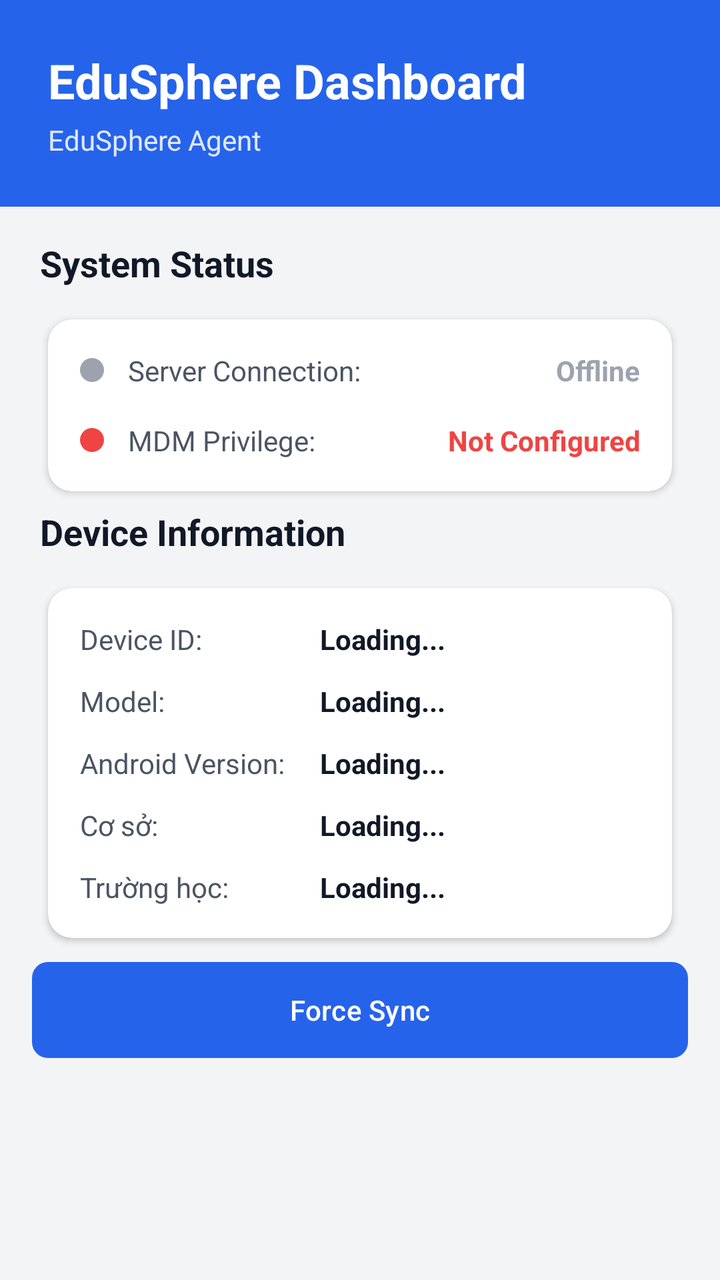
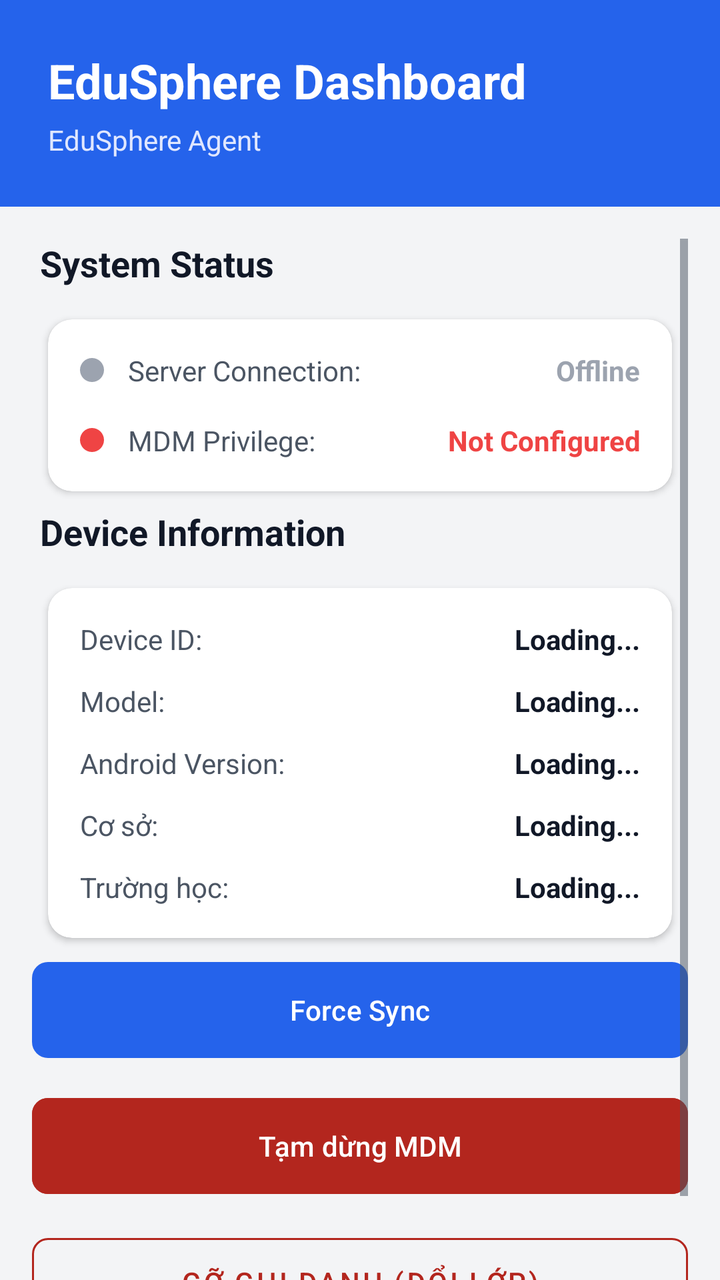

An Android layout rendered at two revisions. The XML below is the earlier revision; the diff shows what the commit changed to produce the second picture.
<!-- AndroidManifest.xml: application theme Theme.EduSphereAgent -->
<!-- res/layout/activity_main.xml -->
<?xml version="1.0" encoding="utf-8"?>
<androidx.constraintlayout.widget.ConstraintLayout xmlns:android="http://schemas.android.com/apk/res/android"
    xmlns:app="http://schemas.android.com/apk/res-auto"
    xmlns:tools="http://schemas.android.com/tools"
    android:id="@+id/main"
    android:layout_width="match_parent"
    android:layout_height="match_parent"
    android:background="@color/background"
    tools:context=".MainActivity">

    
    <LinearLayout
        android:id="@+id/headerLayout"
        android:layout_width="0dp"
        android:layout_height="wrap_content"
        android:background="?attr/colorPrimary"
        android:orientation="vertical"
        android:padding="24dp"
        app:layout_constraintStart_toStartOf="parent"
        app:layout_constraintEnd_toEndOf="parent"
        app:layout_constraintTop_toTopOf="parent">

        <TextView
            android:layout_width="wrap_content"
            android:layout_height="wrap_content"
            android:text="@string/dashboard_title"
            android:textColor="?attr/colorOnPrimary"
            android:textSize="24sp"
            android:textStyle="bold" />
            
        <TextView
            android:layout_width="wrap_content"
            android:layout_height="wrap_content"
            android:text="@string/app_name"
            android:textColor="#E0E7FF"
            android:textSize="14sp"
            android:layout_marginTop="4dp"/>
    </LinearLayout>

    <ScrollView
        android:layout_width="0dp"
        android:layout_height="0dp"
        android:clipToPadding="false"
        android:padding="16dp"
        app:layout_constraintStart_toStartOf="parent"
        app:layout_constraintEnd_toEndOf="parent"
        app:layout_constraintBottom_toBottomOf="parent"
        app:layout_constraintTop_toBottomOf="@id/headerLayout">

        <LinearLayout
            android:layout_width="match_parent"
            android:layout_height="wrap_content"
            android:orientation="vertical">

            
            <com.google.android.material.card.MaterialCardView
                android:id="@+id/cardRegistration"
                style="@style/Widget.EduSphere.CardView"
                android:layout_width="match_parent"
                android:layout_height="wrap_content"
                android:layout_marginBottom="24dp"
                android:visibility="gone">

                <LinearLayout
                    android:layout_width="match_parent"
                    android:layout_height="wrap_content"
                    android:orientation="vertical"
                    android:padding="16dp">

                    <TextView
                        android:layout_width="wrap_content"
                        android:layout_height="wrap_content"
                        android:text="Đăng ký Thiết bị"
                        android:textColor="?attr/colorPrimary"
                        android:textSize="18sp"
                        android:textStyle="bold"
                        android:layout_marginBottom="16dp"/>

                    <com.google.android.material.textfield.TextInputLayout
                        style="@style/Widget.MaterialComponents.TextInputLayout.OutlinedBox"
                        android:layout_width="match_parent"
                        android:layout_height="wrap_content"
                        android:layout_marginBottom="12dp"
                        android:hint="Nhập Server URL (vd: http://192.168.1.8:8081)"
                        app:endIconMode="clear_text">

                        <com.google.android.material.textfield.TextInputEditText
                            android:id="@+id/etServerUrl"
                            android:layout_width="match_parent"
                            android:layout_height="wrap_content"
                            android:inputType="textUri"/>

                    </com.google.android.material.textfield.TextInputLayout>

                    <com.google.android.material.textfield.TextInputLayout
                        style="@style/Widget.MaterialComponents.TextInputLayout.OutlinedBox"
                        android:layout_width="match_parent"
                        android:layout_height="wrap_content"
                        android:hint="Nhập Enrollment Code"
                        app:endIconMode="clear_text">

                        <com.google.android.material.textfield.TextInputEditText
                            android:id="@+id/etEnrollmentCode"
                            android:layout_width="match_parent"
                            android:layout_height="wrap_content"
                            android:inputType="textCapCharacters"/>

                    </com.google.android.material.textfield.TextInputLayout>

                    <com.google.android.material.button.MaterialButton
                        android:id="@+id/btnRegister"
                        android:layout_width="match_parent"
                        android:layout_height="56dp"
                        android:layout_marginTop="16dp"
                        android:text="Đăng ký"
                        app:cornerRadius="8dp" />
                        
                    <com.google.android.material.button.MaterialButton
                        android:id="@+id/btnScanQr"
                        style="@style/Widget.MaterialComponents.Button.OutlinedButton"
                        android:layout_width="match_parent"
                        android:layout_height="56dp"
                        android:layout_marginTop="12dp"
                        android:text="Quét Mã QR"
                        app:icon="@android:drawable/ic_menu_camera"
                        app:iconGravity="textStart"
                        app:cornerRadius="8dp" />
                </LinearLayout>
            </com.google.android.material.card.MaterialCardView>

            
            <TextView
                android:layout_width="wrap_content"
                android:layout_height="wrap_content"
                android:text="@string/status_title"
                android:textColor="?android:attr/textColorPrimary"
                android:textSize="18sp"
                android:textStyle="bold"
                android:layout_marginBottom="8dp"
                android:layout_marginStart="4dp"/>

            <com.google.android.material.card.MaterialCardView
                style="@style/Widget.EduSphere.CardView"
                android:layout_width="match_parent"
                android:layout_height="wrap_content"
                android:layout_marginBottom="24dp">

                <LinearLayout
                    android:layout_width="match_parent"
                    android:layout_height="wrap_content"
                    android:orientation="vertical"
                    android:padding="16dp">

                    
                    <LinearLayout
                        android:layout_width="match_parent"
                        android:layout_height="wrap_content"
                        android:gravity="center_vertical"
                        android:orientation="horizontal"
                        android:layout_marginBottom="16dp">

                        <View
                            android:id="@+id/indicatorServerStatus"
                            android:layout_width="12dp"
                            android:layout_height="12dp"
                            android:background="@drawable/circle_indicator"
                            android:backgroundTint="@color/offline" />

                        <TextView
                            android:layout_width="wrap_content"
                            android:layout_height="wrap_content"
                            android:layout_marginStart="12dp"
                            android:text="@string/server_connection"
                            android:textColor="?android:attr/textColorSecondary" />
                            
                        <TextView
                            android:id="@+id/tvServerStatus"
                            android:layout_width="0dp"
                            android:layout_height="wrap_content"
                            android:layout_weight="1"
                            android:gravity="end"
                            android:text="@string/status_offline"
                            android:textColor="@color/offline"
                            android:textStyle="bold" />
                    </LinearLayout>

                    
                    <LinearLayout
                        android:layout_width="match_parent"
                        android:layout_height="wrap_content"
                        android:gravity="center_vertical"
                        android:orientation="horizontal">

                        <View
                            android:id="@+id/indicatorMdmStatus"
                            android:layout_width="12dp"
                            android:layout_height="12dp"
                            android:background="@drawable/circle_indicator"
                            android:backgroundTint="@color/error" />

                        <TextView
                            android:layout_width="wrap_content"
                            android:layout_height="wrap_content"
                            android:layout_marginStart="12dp"
                            android:text="@string/mdm_privilege"
                            android:textColor="?android:attr/textColorSecondary" />
                            
                        <TextView
                            android:id="@+id/tvMdmStatus"
                            android:layout_width="0dp"
                            android:layout_height="wrap_content"
                            android:layout_weight="1"
                            android:gravity="end"
                            android:text="@string/status_inactive"
                            android:textColor="@color/error"
                            android:textStyle="bold" />
                    </LinearLayout>
                </LinearLayout>
            </com.google.android.material.card.MaterialCardView>

            
            <TextView
                android:layout_width="wrap_content"
                android:layout_height="wrap_content"
                android:text="@string/device_info_title"
                android:textColor="?android:attr/textColorPrimary"
                android:textSize="18sp"
                android:textStyle="bold"
                android:layout_marginBottom="8dp"
                android:layout_marginStart="4dp"/>

            <com.google.android.material.card.MaterialCardView
                style="@style/Widget.EduSphere.CardView"
                android:layout_width="match_parent"
                android:layout_height="wrap_content"
                android:layout_marginBottom="32dp">

                <LinearLayout
                    android:layout_width="match_parent"
                    android:layout_height="wrap_content"
                    android:orientation="vertical"
                    android:padding="16dp">

                    
                    <LinearLayout
                        android:layout_width="match_parent"
                        android:layout_height="wrap_content"
                        android:orientation="horizontal"
                        android:layout_marginBottom="12dp">
                        <TextView
                            android:layout_width="120dp"
                            android:layout_height="wrap_content"
                            android:text="@string/device_id_label"
                            android:textColor="?android:attr/textColorSecondary" />
                        <TextView
                            android:id="@+id/tvDeviceId"
                            android:layout_width="wrap_content"
                            android:layout_height="wrap_content"
                            android:text="Loading..."
                            android:textColor="?android:attr/textColorPrimary"
                            android:textStyle="bold" />
                    </LinearLayout>
                    
                    
                    <LinearLayout
                        android:layout_width="match_parent"
                        android:layout_height="wrap_content"
                        android:orientation="horizontal"
                        android:layout_marginBottom="12dp">
                        <TextView
                            android:layout_width="120dp"
                            android:layout_height="wrap_content"
                            android:text="@string/device_model_label"
                            android:textColor="?android:attr/textColorSecondary" />
                        <TextView
                            android:id="@+id/tvDeviceModel"
                            android:layout_width="wrap_content"
                            android:layout_height="wrap_content"
                            android:text="Loading..."
                            android:textColor="?android:attr/textColorPrimary"
                            android:textStyle="bold" />
                    </LinearLayout>

                    
                    <LinearLayout
                        android:layout_width="match_parent"
                        android:layout_height="wrap_content"
                        android:orientation="horizontal"
                        android:layout_marginBottom="12dp">
                        <TextView
                            android:layout_width="120dp"
                            android:layout_height="wrap_content"
                            android:text="@string/os_version_label"
                            android:textColor="?android:attr/textColorSecondary" />
                        <TextView
                            android:id="@+id/tvOsVersion"
                            android:layout_width="wrap_content"
                            android:layout_height="wrap_content"
                            android:text="Loading..."
                            android:textColor="?android:attr/textColorPrimary"
                            android:textStyle="bold" />
                    </LinearLayout>

                    
                    <LinearLayout
                        android:layout_width="match_parent"
                        android:layout_height="wrap_content"
                        android:orientation="horizontal"
                        android:layout_marginBottom="12dp">
                        <TextView
                            android:layout_width="120dp"
                            android:layout_height="wrap_content"
                            android:text="Cơ sở:"
                            android:textColor="?android:attr/textColorSecondary" />
                        <TextView
                            android:id="@+id/tvCampus"
                            android:layout_width="wrap_content"
                            android:layout_height="wrap_content"
                            android:text="Loading..."
                            android:textColor="?android:attr/textColorPrimary"
                            android:textStyle="bold" />
                    </LinearLayout>
                    
                    
                    <LinearLayout
                        android:layout_width="match_parent"
                        android:layout_height="wrap_content"
                        android:orientation="horizontal">
                        <TextView
                            android:layout_width="120dp"
                            android:layout_height="wrap_content"
                            android:text="Trường học:"
                            android:textColor="?android:attr/textColorSecondary" />
                        <TextView
                            android:id="@+id/tvSchool"
                            android:layout_width="wrap_content"
                            android:layout_height="wrap_content"
                            android:text="Loading..."
                            android:textColor="?android:attr/textColorPrimary"
                            android:textStyle="bold" />
                    </LinearLayout>
                </LinearLayout>
            </com.google.android.material.card.MaterialCardView>

            
            <com.google.android.material.button.MaterialButton
                android:id="@+id/btnForceSync"
                android:layout_width="match_parent"
                android:layout_height="56dp"
                android:text="@string/force_sync"
                app:cornerRadius="8dp" />

        </LinearLayout>
    </ScrollView>
</androidx.constraintlayout.widget.ConstraintLayout>
<!-- resources referenced by this layout -->
<resources>
  <color name="background">#F3F4F6</color>
  <color name="error">#EF4444</color>
  <color name="offline">#9CA3AF</color>
  <!-- drawable circle_indicator (drawable) -->
  <?xml version="1.0" encoding="utf-8"?>
  <shape xmlns:android="http://schemas.android.com/apk/res/android"
      android:shape="oval">
      <solid android:color="#FFFFFF" />
  </shape>
  <string name="app_name">EduSphere Agent</string>
  <string name="dashboard_title">EduSphere Dashboard</string>
  <string name="device_id_label">Device ID:</string>
  <string name="device_info_title">Device Information</string>
  <string name="device_model_label">Model:</string>
  <string name="force_sync">Force Sync</string>
  <string name="mdm_privilege">MDM Privilege:</string>
  <string name="os_version_label">Android Version:</string>
  <string name="server_connection">Server Connection:</string>
  <string name="status_inactive">Not Configured</string>
  <string name="status_offline">Offline</string>
  <string name="status_title">System Status</string>
  <style name="Widget.EduSphere.CardView" parent="Widget.Material3.CardView.Elevated">
          <item name="cardBackgroundColor">@color/surface</item>
          <item name="cardElevation">2dp</item>
          <item name="cardCornerRadius">12dp</item>
          <item name="android:layout_margin">8dp</item>
      </style>
  <style name="Theme.EduSphereAgent" parent="Base.Theme.EduSphereAgent" />
  <color name="surface">#FFFFFF</color>
  <style name="Base.Theme.EduSphereAgent" parent="Theme.Material3.DayNight.NoActionBar">
          
          <item name="colorPrimary">@color/primary</item>
          <item name="colorPrimaryVariant">@color/primaryVariant</item>
          <item name="colorOnPrimary">@color/onPrimary</item>
          <item name="android:windowBackground">@color/background</item>
          <item name="android:textColorPrimary">@color/textPrimary</item>
          <item name="android:textColorSecondary">@color/textSecondary</item>
      </style>
  <color name="primary">#2563EB</color>
  <color name="primaryVariant">#1D4ED8</color>
  <color name="onPrimary">#FFFFFF</color>
  <color name="textPrimary">#111827</color>
  <color name="textSecondary">#4B5563</color>
</resources>

<!-- the commit's change to res/layout/activity_main.xml (unified diff, before → after) -->
@@ -254,8 +254,10 @@
                             android:textColor="?android:attr/textColorSecondary" />
                         <TextView
                             android:id="@+id/tvDeviceId"
-                            android:layout_width="wrap_content"
-                            android:layout_height="wrap_content"
+                            android:layout_width="0dp"
+                            android:layout_weight="1"
+                            android:layout_height="wrap_content"
+                            android:gravity="end"
                             android:text="Loading..."
                             android:textColor="?android:attr/textColorPrimary"
                             android:textStyle="bold" />
@@ -274,8 +276,10 @@
                             android:textColor="?android:attr/textColorSecondary" />
                         <TextView
                             android:id="@+id/tvDeviceModel"
-                            android:layout_width="wrap_content"
-                            android:layout_height="wrap_content"
+                            android:layout_width="0dp"
+                            android:layout_weight="1"
+                            android:layout_height="wrap_content"
+                            android:gravity="end"
                             android:text="Loading..."
                             android:textColor="?android:attr/textColorPrimary"
                             android:textStyle="bold" />
@@ -294,8 +298,10 @@
                             android:textColor="?android:attr/textColorSecondary" />
                         <TextView
                             android:id="@+id/tvOsVersion"
-                            android:layout_width="wrap_content"
-                            android:layout_height="wrap_content"
+                            android:layout_width="0dp"
+                            android:layout_weight="1"
+                            android:layout_height="wrap_content"
+                            android:gravity="end"
                             android:text="Loading..."
                             android:textColor="?android:attr/textColorPrimary"
                             android:textStyle="bold" />
@@ -314,8 +320,10 @@
                             android:textColor="?android:attr/textColorSecondary" />
                         <TextView
                             android:id="@+id/tvCampus"
-                            android:layout_width="wrap_content"
-                            android:layout_height="wrap_content"
+                            android:layout_width="0dp"
+                            android:layout_weight="1"
+                            android:layout_height="wrap_content"
+                            android:gravity="end"
                             android:text="Loading..."
                             android:textColor="?android:attr/textColorPrimary"
                             android:textStyle="bold" />
@@ -333,8 +341,10 @@
                             android:textColor="?android:attr/textColorSecondary" />
                         <TextView
                             android:id="@+id/tvSchool"
-                            android:layout_width="wrap_content"
-                            android:layout_height="wrap_content"
+                            android:layout_width="0dp"
+                            android:layout_weight="1"
+                            android:layout_height="wrap_content"
+                            android:gravity="end"
                             android:text="Loading..."
                             android:textColor="?android:attr/textColorPrimary"
                             android:textStyle="bold" />
@@ -349,6 +359,28 @@
                 android:layout_height="56dp"
                 android:text="@string/force_sync"
                 app:cornerRadius="8dp" />
+                
+            
+            <com.google.android.material.button.MaterialButton
+                android:id="@+id/btnPauseMdm"
+                android:layout_width="match_parent"
+                android:layout_height="56dp"
+                android:layout_marginTop="12dp"
+                android:text="Tạm dừng MDM"
+                android:backgroundTint="?attr/colorError"
+                app:cornerRadius="8dp" />
+                
+            
+            <com.google.android.material.button.MaterialButton
+                android:id="@+id/btnUnenroll"
+                style="@style/Widget.MaterialComponents.Button.OutlinedButton"
+                android:layout_width="match_parent"
+                android:layout_height="56dp"
+                android:layout_marginTop="12dp"
+                android:text="Gỡ ghi danh (Đổi lớp)"
+                android:textColor="?attr/colorError"
+                app:strokeColor="?attr/colorError"
+                app:cornerRadius="8dp" />
 
         </LinearLayout>
     </ScrollView>
